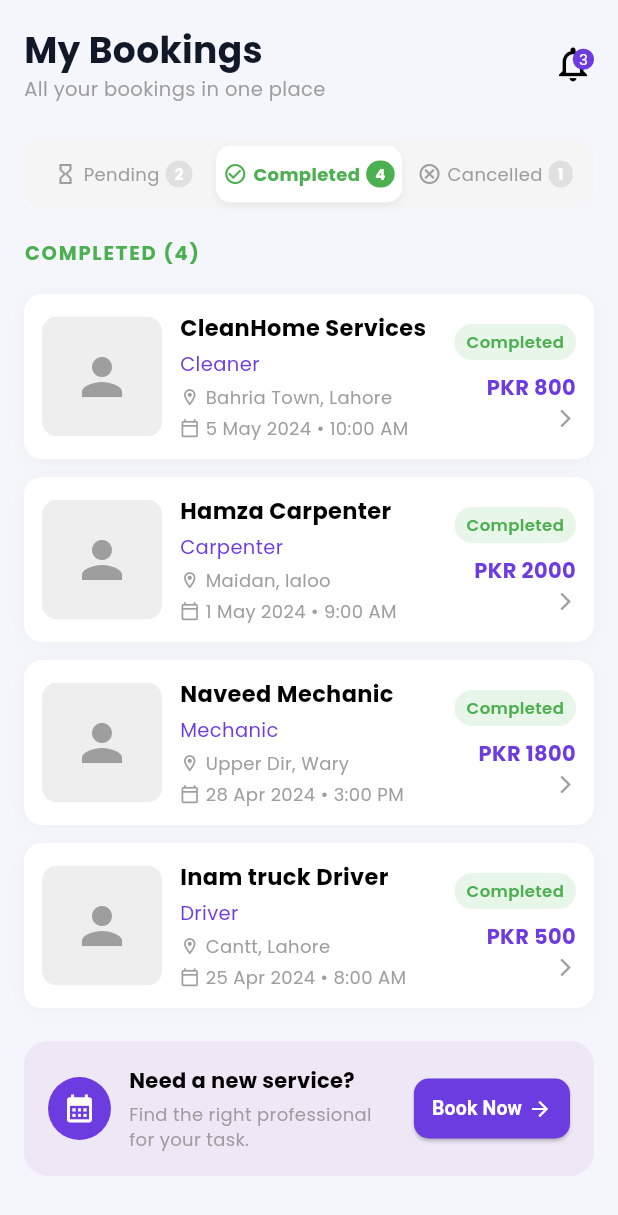
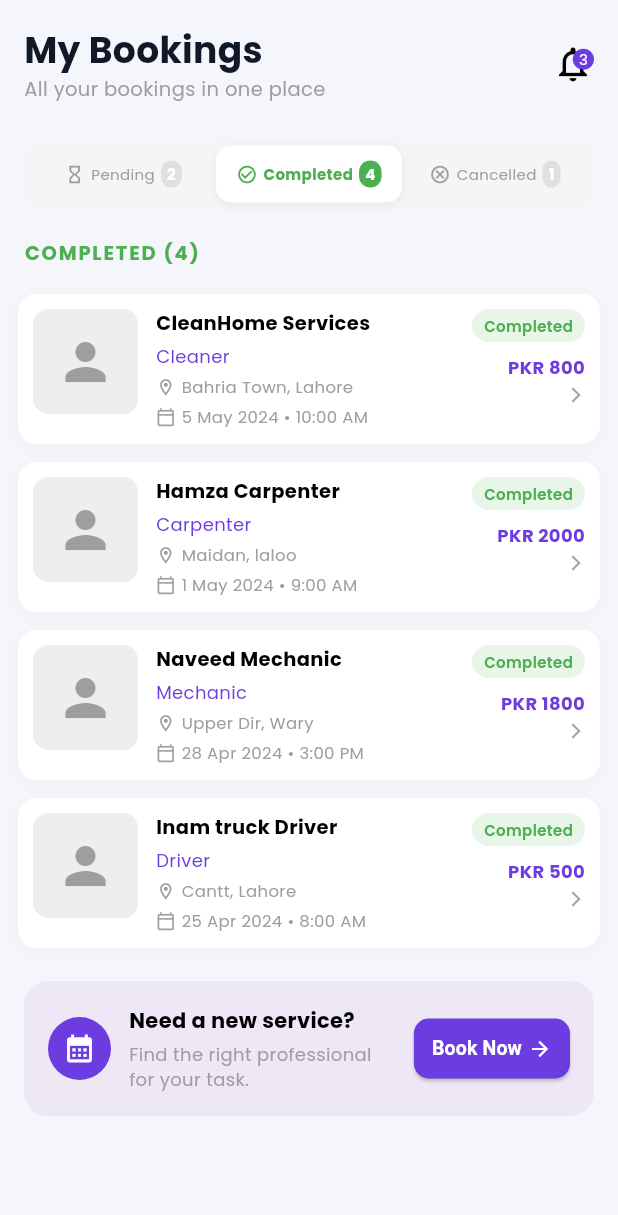
Before and after one commit to MuhammadZahidullah/hire_near_fyp, a Flutter app: the BookingsScreen screen opened directly, after a tap on "Completed", on a phone screen of 412 x 824 dp. Shown: the top 1215 px of the screen. Run offline on Flutter 3.47's test engine with Material 3 defaults, Android fonts, the phone set to English and light mode, and no system bars; our stand-ins replace google_fonts.

Commit message:
ui improvements

```diff
--- a/lib/feature/become_worker/widgets/custom_text_feild.dart
+++ b/lib/feature/become_worker/widgets/custom_text_feild.dart
@@ -32,6 +32,7 @@ class CustomTextField extends StatelessWidget {
             child: TextField(
               controller: controller,
               maxLines: maxLines ?? 1,
+              style: TextStyle(fontSize: 14, color: Colors.black87),
               decoration: InputDecoration(
                 border: InputBorder.none,
                 hintText: hintText,
--- a/lib/feature/bookings/widgets/booking_card.dart
+++ b/lib/feature/bookings/widgets/booking_card.dart
@@ -40,8 +40,8 @@ class BookingCard extends StatelessWidget {
     return GestureDetector(
       onTap: onTap,
       child: Container(
-        margin: EdgeInsets.symmetric(horizontal: 16, vertical: 6),
-        padding: EdgeInsets.all(12),
+        margin: EdgeInsets.symmetric(horizontal: 12, vertical: 6),
+        padding: EdgeInsets.all(10),
         decoration: BoxDecoration(
           color: Colors.white,
           borderRadius: BorderRadius.circular(12),
@@ -54,13 +54,14 @@ class BookingCard extends StatelessWidget {
           ],
         ),
         child: Row(
+          crossAxisAlignment: CrossAxisAlignment.start,
           children: [
             // Left — Image
             ClipRRect(
               borderRadius: BorderRadius.circular(10),
               child: Container(
-                width: 80,
-                height: 80,
+                width: 70,
+                height: 70,
                 color: Colors.grey.shade200,
                 child: Icon(Icons.person, size: 40, color: Colors.grey),
               ),
@@ -75,16 +76,18 @@ class BookingCard extends StatelessWidget {
                 children: [
                   Text(
                     booking.workerName,
+                    maxLines: 1,
+                    overflow: TextOverflow.ellipsis,
                     style: TextStyle(
                       fontWeight: FontWeight.bold,
-                      fontSize: 15,
+                      fontSize: 13,
                       color: Colors.black,
                     ),
                   ),
                   SizedBox(height: 4),
                   Text(
                     booking.role,
-                    style: TextStyle(color: Color(0xFF6C3CE1), fontSize: 13),
+                    style: TextStyle(color: Color(0xFF6C3CE1), fontSize: 12),
                   ),
                   SizedBox(height: 4),
                   Row(
@@ -98,7 +101,7 @@ class BookingCard extends StatelessWidget {
                       Expanded(
                         child: Text(
                           booking.location,
-                          style: TextStyle(fontSize: 12, color: Colors.grey),
+                          style: TextStyle(fontSize: 11, color: Colors.grey),
                           overflow: TextOverflow.ellipsis,
                         ),
                       ),
@@ -113,9 +116,12 @@ class BookingCard extends StatelessWidget {
                         color: Colors.grey,
                       ),
                       SizedBox(width: 4),
-                      Text(
-                        '${booking.date} • ${booking.time}',
-                        style: TextStyle(fontSize: 12, color: Colors.grey),
+                      Expanded(
+                        child: Text(
+                          '${booking.date} • ${booking.time}',
+                          overflow: TextOverflow.ellipsis,
+                          style: TextStyle(fontSize: 11, color: Colors.grey),
+                        ),
                       ),
                     ],
                   ),
@@ -128,6 +134,7 @@ class BookingCard extends StatelessWidget {
             // Right — Status + Price + Arrow
             Column(
               crossAxisAlignment: CrossAxisAlignment.end,
+              mainAxisSize: MainAxisSize.min,
               children: [
                 // Status Badge
                 Container(
@@ -141,7 +148,7 @@ class BookingCard extends StatelessWidget {
                         booking.status.substring(1),
                     style: TextStyle(
                       color: _getStatusColor(),
-                      fontSize: 11,
+                      fontSize: 10,
                       fontWeight: FontWeight.w600,
                     ),
                   ),
@@ -152,11 +159,11 @@ class BookingCard extends StatelessWidget {
                   style: TextStyle(
                     color: Color(0xFF6C3CE1),
                     fontWeight: FontWeight.bold,
-                    fontSize: 14,
+                    fontSize: 12,
                   ),
                 ),
                 SizedBox(height: 4),
-                Icon(Icons.arrow_forward_ios, size: 14, color: Colors.grey),
+                Icon(Icons.arrow_forward_ios, size: 12, color: Colors.grey),
               ],
             ),
           ],
--- a/lib/feature/bookings/widgets/booking_tab_bar.dart
+++ b/lib/feature/bookings/widgets/booking_tab_bar.dart
@@ -83,12 +83,12 @@ class BookingTabBar extends StatelessWidget {
           child: Row(
             mainAxisAlignment: MainAxisAlignment.center,
             children: [
-              Icon(icon, size: 16, color: isActive ? activeColor : Colors.grey),
+              Icon(icon, size: 14, color: isActive ? activeColor : Colors.grey),
               SizedBox(width: 4),
               Text(
                 label,
                 style: TextStyle(
-                  fontSize: 12,
+                  fontSize: 10,
                   fontWeight: isActive ? FontWeight.bold : FontWeight.normal,
                   color: isActive ? activeColor : Colors.grey,
                 ),
@@ -96,7 +96,7 @@ class BookingTabBar extends StatelessWidget {
               SizedBox(width: 4),
               // Count Badge
               Container(
-                padding: EdgeInsets.symmetric(horizontal: 6, vertical: 2),
+                padding: EdgeInsets.symmetric(horizontal: 4, vertical: 2),
                 decoration: BoxDecoration(
                   color: isActive ? activeColor : Colors.grey.shade300,
                   borderRadius: BorderRadius.circular(10),
--- a/lib/features/home/widgets/profile/profil_hero_card.dart
+++ b/lib/features/home/widgets/profile/profil_hero_card.dart
@@ -108,7 +108,7 @@ class ProfilHeroCard extends StatelessWidget {
               Expanded(
                 child: StatBadge(
                   icon: Icons.account_balance_wallet,
-                  value: "${user.totalSpent}",
+                  value: "PKR ${user.totalSpent.toInt()}",
                   label: "Total Spent",
                 ),
               ),
```
Also changed, not shown: lib/feature/home/screens/home_screen.dart (+10 -14 lines), lib/feature/splash/screens/splash_screen.dart (+10 -4 lines), lib/features/home/widgets/category_card.dart (+5 -9 lines), lib/features/home/widgets/profile/stat_badge.dart (+4 -34 lines).
